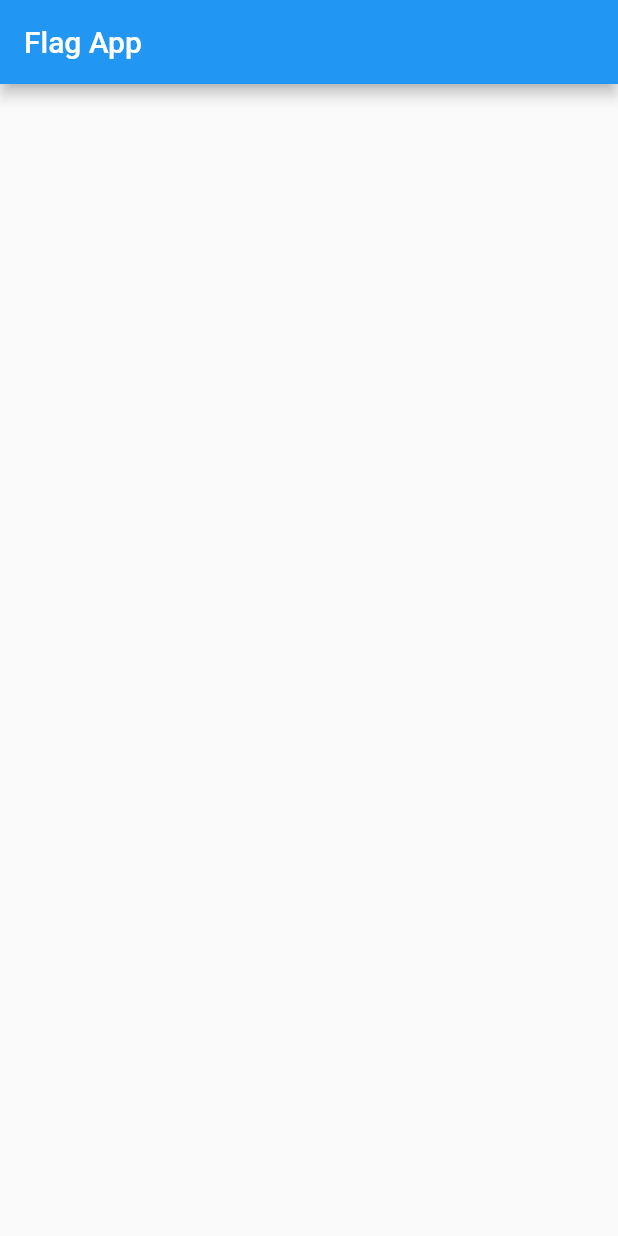
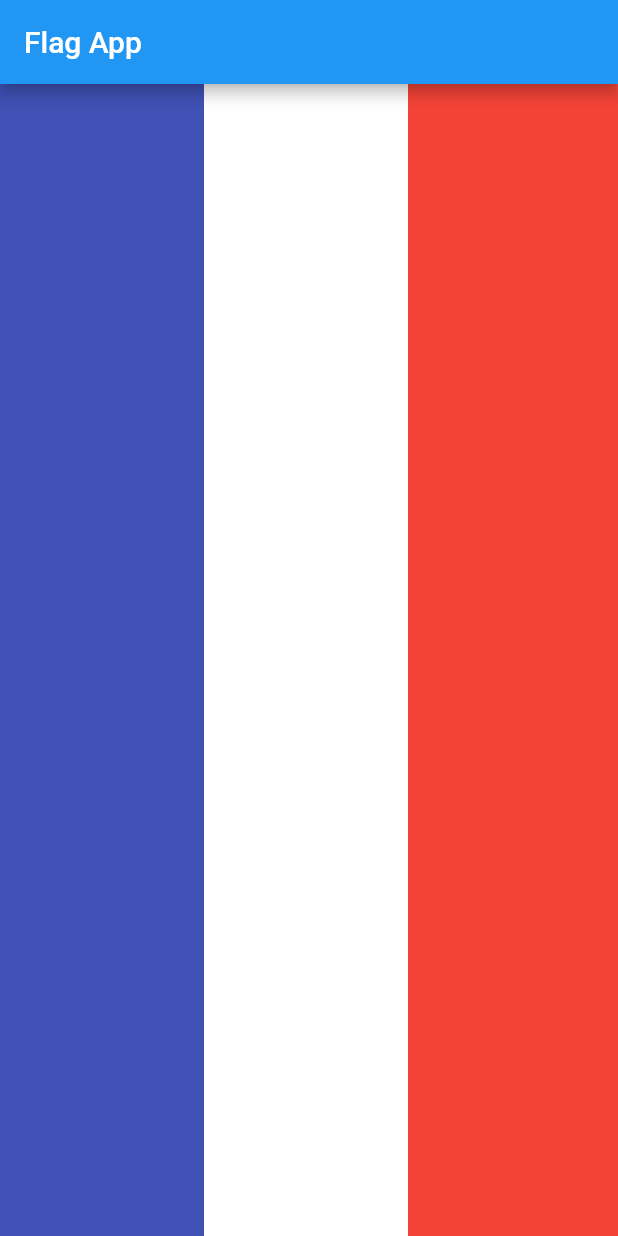
Before and after one commit to proz-tecnologia/playground, a Flutter app: the screen it shows after launch, on a phone screen of 412 x 824 dp. Run offline on Flutter 3.47's test engine with Material 2 defaults, Android fonts, the light colour scheme and no system bars.

Commit message:
remove comments and call home page widget

```diff
--- a/flutter/flag/lib/app.dart
+++ b/flutter/flag/lib/app.dart
@@ -1,46 +1,18 @@
 import 'package:flutter/material.dart';
+
+import 'home/home_page.dart';
 
 class App extends StatelessWidget {
   const App({super.key});
 
-  // This widget is the root of your application.
   @override
   Widget build(BuildContext context) {
     return MaterialApp(
       title: 'Flutter Demo',
       theme: ThemeData(
-        // This is the theme of your application.
-        //
-        // Try running your application with "flutter run". You'll see the
-        // application has a blue toolbar. Then, without quitting the app, try
-        // changing the primarySwatch below to Colors.green and then invoke
-        // "hot reload" (press "r" in the console where you ran "flutter run",
-        // or simply save your changes to "hot reload" in a Flutter IDE).
-        // Notice that the counter didn't reset back to zero; the application
-        // is not restarted.
         primarySwatch: Colors.blue,
       ),
       home: const HomePage(title: 'Flag App'),
     );
   }
 }
-
-class HomePage extends StatefulWidget {
-  const HomePage({super.key, required this.title});
-
-  final String title;
-
-  @override
-  State<HomePage> createState() => _HomePageState();
-}
-
-class _HomePageState extends State<HomePage> {
-  @override
-  Widget build(BuildContext context) {
-    return Scaffold(
-        appBar: AppBar(
-          title: Text(widget.title),
-        ),
-        body: const Center());
-  }
-}
```
